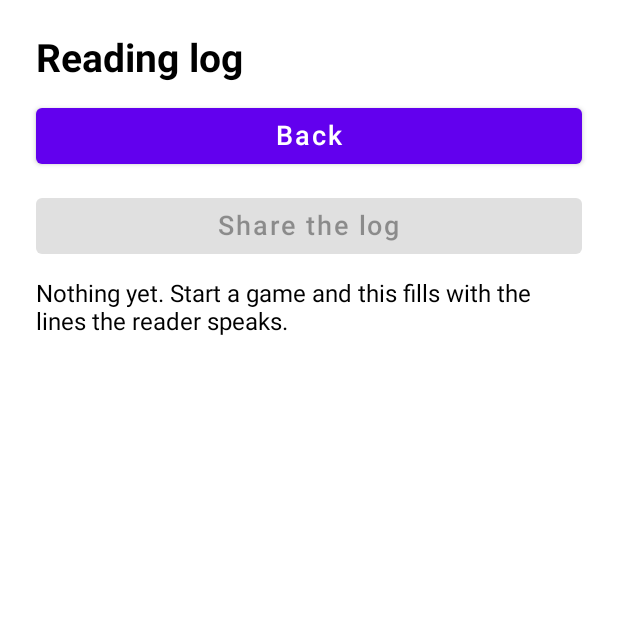
After one commit to devinprater/open-game-access, an Android app built with Jetpack Compose: the composable ReadingLogScreen shown on its own in the app's theme, on a phone screen of 412 x 824 dp, the top half of it. The commit adds this screen. Run offline under Robolectric (Android 15) with nearby library versions, the light colour scheme and no system bars; 1 statement that could not run was skipped.

Commit message:
Settings completed: Game state section and the Reading log
iOS's Settings has, past the switches: Save state / Load state /
Repeat last speech (its Game state section) and the Reading log
under Troubleshooting. Android's screen had neither.

Game state: the buttons act on the running PSP game through the
session's existing per-game state slot - the same slot its
session-screen group and (now) its quit use. Outcomes are spoken
in iOS's words ("State saved." / "Could not save state." /
"State loaded." / "No saved state yet." - the last picked via a
new PspGameSession.hasSavedState). The buttons are dimmed unless a
PSP game runs, and the section says why in words, including that
Game Boy has no save-state control in this build. Repeat last
speech rides the bridge history and answers "Nothing to repeat."
when there is nothing.

Reading log: new ReadingLogScreen showing the shared bridge's
spoken history in order, with Share via the platform sheet. The
difference from iOS is stated in its header: iOS logs the script's
silent console trail, which the Android hosts surface only to
logcat, so the honest Android content is what the bridge actually
said - script lines and app lines alike.

```diff
--- /dev/null
+++ b/app/src/main/java/com/devin/opengameaccess/ui/ReadingLogScreen.kt
@@ -0,0 +1,99 @@
+package com.devin.opengameaccess.ui
+
+import android.content.Intent
+import androidx.compose.foundation.layout.Arrangement
+import androidx.compose.foundation.layout.Column
+import androidx.compose.foundation.layout.fillMaxSize
+import androidx.compose.foundation.layout.fillMaxWidth
+import androidx.compose.foundation.layout.padding
+import androidx.compose.foundation.rememberScrollState
+import androidx.compose.foundation.verticalScroll
+import androidx.compose.material.Button
+import androidx.compose.material.Text
+import androidx.compose.runtime.Composable
+import androidx.compose.runtime.remember
+import androidx.compose.ui.Modifier
+import androidx.compose.ui.platform.LocalContext
+import androidx.compose.ui.semantics.contentDescription
+import androidx.compose.ui.semantics.heading
+import androidx.compose.ui.semantics.semantics
+import androidx.compose.ui.text.font.FontWeight
+import androidx.compose.ui.unit.dp
+import androidx.compose.ui.unit.sp
+import me.magnum.melonds.accessibility.AccessibilityScript
+
+/**
+ * The reading log: what the reader has spoken, in order — the twin
+ * of iOS's ReadingLogView, reached from Settings' Troubleshooting
+ * section, with the same Share.
+ *
+ * ⛔ THE CONTENT IS THE SPOKEN HISTORY, AND THE DIFFERENCE FROM iOS
+ * IS STATED, NOT HIDDEN. iOS's log holds the script's silent console
+ * trail (GameSession.debugLines, also written to a file there). The
+ * Android hosts surface no such feed to the app layer — their debug
+ * lines go to logcat only — so what this screen can show honestly
+ * is everything the shared speech bridge actually said: script
+ * lines and app lines, in the order they were spoken, capped by the
+ * bridge at 400. For the player's troubleshooting question — what
+ * did it say, and where did the lines stop — that is the same
+ * evidence in the shape this platform has.
+ *
+ * Read on entry, not observed: the bridge is a plain object, not
+ * Compose state, and leaving and re-entering the screen re-reads
+ * it. Nothing here edits the log; it is a record, not a document.
+ */
+@Composable
+fun ReadingLogScreen(
+    onBack: () -> Unit,
+    modifier: Modifier = Modifier,
+) {
+    val context = LocalContext.current
+    val lines = remember { AccessibilityScript.spokenHistory() }
+
+    Column(
+        modifier = modifier
+            .fillMaxSize()
+            .verticalScroll(rememberScrollState())
+            .padding(24.dp),
+        verticalArrangement = Arrangement.spacedBy(12.dp),
+    ) {
+        Text(
+            text = "Reading log",
+            fontSize = 26.sp,
+            fontWeight = FontWeight.Bold,
+            modifier = Modifier.semantics { heading() },
+        )
+
+        Button(onClick = { onBack() }, modifier = Modifier.fillMaxWidth()) {
+            Text("Back", fontSize = 18.sp)
+        }
+
+        Button(
+            onClick = {
+                val intent = Intent(Intent.ACTION_SEND).apply {
+                    type = "text/plain"
+                    putExtra(Intent.EXTRA_TEXT, lines.joinToString("\n"))
+                }
+                context.startActivity(Intent.createChooser(intent, "Share the log"))
+            },
+            enabled = lines.isNotEmpty(),
+            modifier = Modifier
+                .fillMaxWidth()
+                .semantics { contentDescription = "Share the log" },
+        ) {
+            Text("Share the log", fontSize = 18.sp)
+        }
+
+        if (lines.isEmpty()) {
+            Text(
+                text = "Nothing yet. Start a game and this fills with the " +
+                    "lines the reader speaks.",
+                fontSize = 16.sp,
+            )
+        } else {
+            for (line in lines) {
+                Text(text = line, fontSize = 14.sp)
+            }
+        }
+    }
+}
```
Also changed, not shown: app/src/main/java/com/devin/opengameaccess/MainActivity.kt (+20 -0 lines), app/src/main/java/com/devin/opengameaccess/PspGameSession.kt (+8 -0 lines), app/src/main/java/com/devin/opengameaccess/ui/SettingsScreen.kt (+93 -9 lines).
